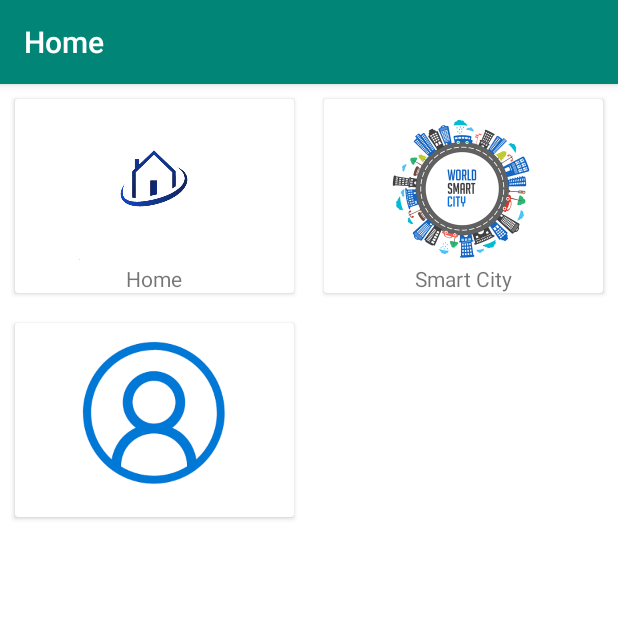
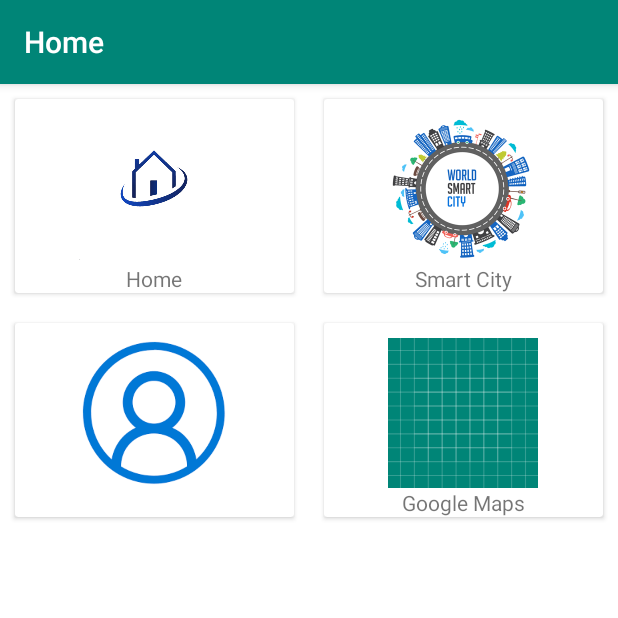
Before and after one commit to aldansorry/TI3A_8_12_TugasBesar, an Android app: the MainActivity screen opened directly, with no data from a screen before it, on a phone screen of 412 x 824 dp, the top half of it. Run offline under Robolectric (Android 15) with nearby library versions, the light colour scheme and no system bars.

Commit message:
tombol maps pada home

```diff
--- a/app/src/main/java/sorry/aldan/ti3a_8_12_tugasbesar/Activity/MapsActivity.java
+++ b/app/src/main/java/sorry/aldan/ti3a_8_12_tugasbesar/Activity/MapsActivity.java
@@ -90,8 +90,10 @@ public class MapsActivity extends FragmentActivity implements OnMapReadyCallback
                     Laporan lap = dataset.get(i);
                     LatLng myLatLang = new LatLng(lap.getLattitude(),lap.getLongtitude());
                     mMap.addMarker(new MarkerOptions().position(myLatLang).title(lap.getJudul()));
-                    if (lap.getJudul().equals(myIntent.getStringExtra(EXTRA_JUDUL))){
-                        mMap.moveCamera(CameraUpdateFactory.newLatLng(myLatLang));
+                    if (myIntent.getExtras() != null){
+                        if (lap.getJudul().equals(myIntent.getStringExtra(EXTRA_JUDUL))){
+                            mMap.moveCamera(CameraUpdateFactory.newLatLng(myLatLang));
+                        }
                     }
                 }
                 Toast.makeText(getApplicationContext(),"Berhasil",Toast.LENGTH_LONG).show();
--- a/app/src/main/java/sorry/aldan/ti3a_8_12_tugasbesar/MainActivity.java
+++ b/app/src/main/java/sorry/aldan/ti3a_8_12_tugasbesar/MainActivity.java
@@ -12,6 +12,7 @@ import java.util.HashMap;
 
 import sorry.aldan.ti3a_8_12_tugasbesar.Activity.LoginActivity;
 import sorry.aldan.ti3a_8_12_tugasbesar.Activity.ListLaporanActivity;
+import sorry.aldan.ti3a_8_12_tugasbesar.Activity.MapsActivity;
 import sorry.aldan.ti3a_8_12_tugasbesar.Helper.SessionManagement;
 
 public class MainActivity extends AppCompatActivity {
@@ -21,6 +22,7 @@ public class MainActivity extends AppCompatActivity {
     ImageView imgHome;
     ImageView imgSmartCity;
     ImageView imgUser;
+    ImageView imgMap;
 
     //variable object class
     SessionManagement sessionManagement;
@@ -38,6 +40,7 @@ public class MainActivity extends AppCompatActivity {
         imgHome = findViewById(R.id.imgGambar);
         imgSmartCity = findViewById(R.id.imgSmartCity);
         imgUser = findViewById(R.id.imgUser);
+        imgMap = findViewById(R.id.imgMap);
 
         //instance
         sessionManagement = new SessionManagement(this);
@@ -68,6 +71,14 @@ public class MainActivity extends AppCompatActivity {
                 startActivity(i);
             }
         });
+
+        imgMap.setOnClickListener(new View.OnClickListener() {
+            @Override
+            public void onClick(View v) {
+                Intent mIntent = new Intent(MainActivity.this,MapsActivity.class);
+                startActivity(mIntent);
+            }
+        });
     }
     private void goToLogin(){
         Intent mIntent = new Intent(this,LoginActivity.class);
--- a/app/src/main/res/layout/activity_main.xml
+++ b/app/src/main/res/layout/activity_main.xml
@@ -87,6 +87,22 @@
             android:layout_width="match_parent"
             android:layout_height="wrap_content"
             android:layout_margin="10dp"
-            android:layout_weight="1"></android.support.v7.widget.CardView>
+            android:layout_weight="1">
+            <ImageView
+                android:id="@+id/imgMap"
+                android:layout_width="100dp"
+                android:layout_height="100dp"
+                android:layout_gravity="center_horizontal"
+                android:layout_marginTop="10dp"
+                android:src="@drawable/ic_launcher_background" />
+
+            <TextView
+                android:id="@+id/txtMap"
+                android:layout_width="match_parent"
+                android:layout_height="match_parent"
+                android:layout_marginTop="110dp"
+                android:text="Google Maps"
+                android:textAlignment="center" />
+        </android.support.v7.widget.CardView>
     </LinearLayout>
 </LinearLayout>
```
